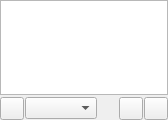
This is gui/librarypage.ui in CDrummond/cantata as Qt 5 draws it before an edit. The edited form follows.
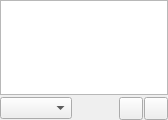
This is the edited form. Custom widgets are drawn as their Qt base class.

Commit message: Remove refresh buttons in status bar, and place into main menu. Also, prompt for confirmation before perforing refresh.

Diff of the .ui file:
```diff
--- a/gui/librarypage.ui
+++ b/gui/librarypage.ui
@@ -46,9 +46,6 @@
      <property name="bottomMargin">
       <number>0</number>
      </property>
-     <item>
-      <widget class="ToolButton" name="libraryUpdate"/>
-     </item>
      <item>
       <widget class="GenreCombo" name="genreCombo"/>
      </item>
```
The commit also changes 11 other files.
